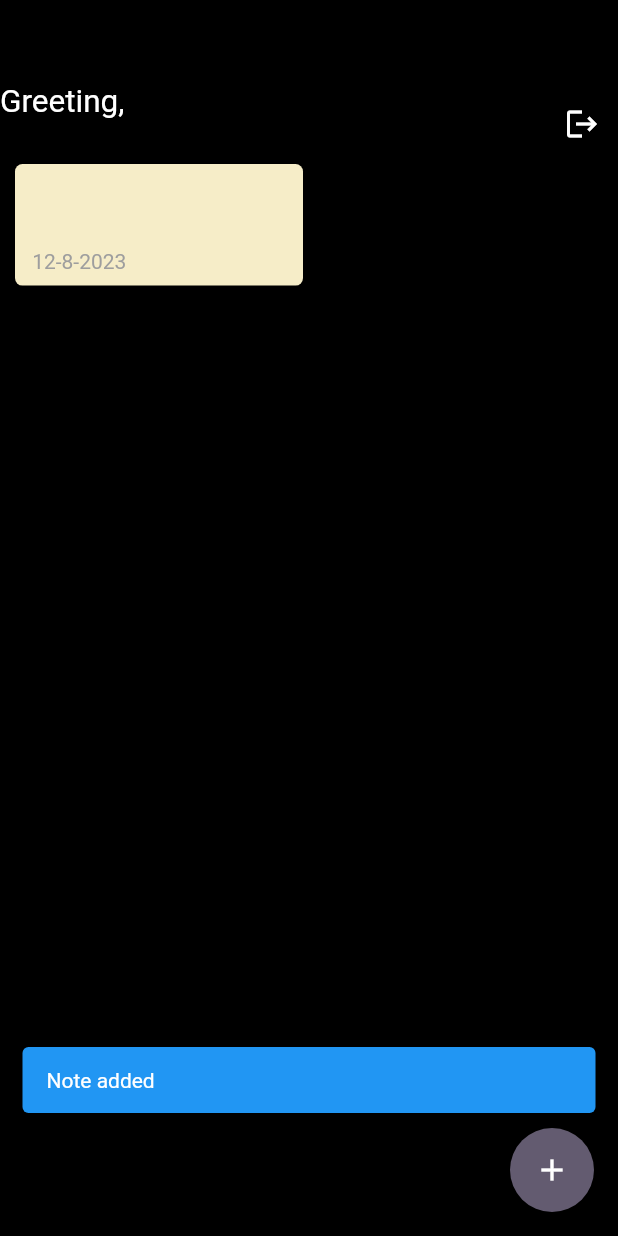
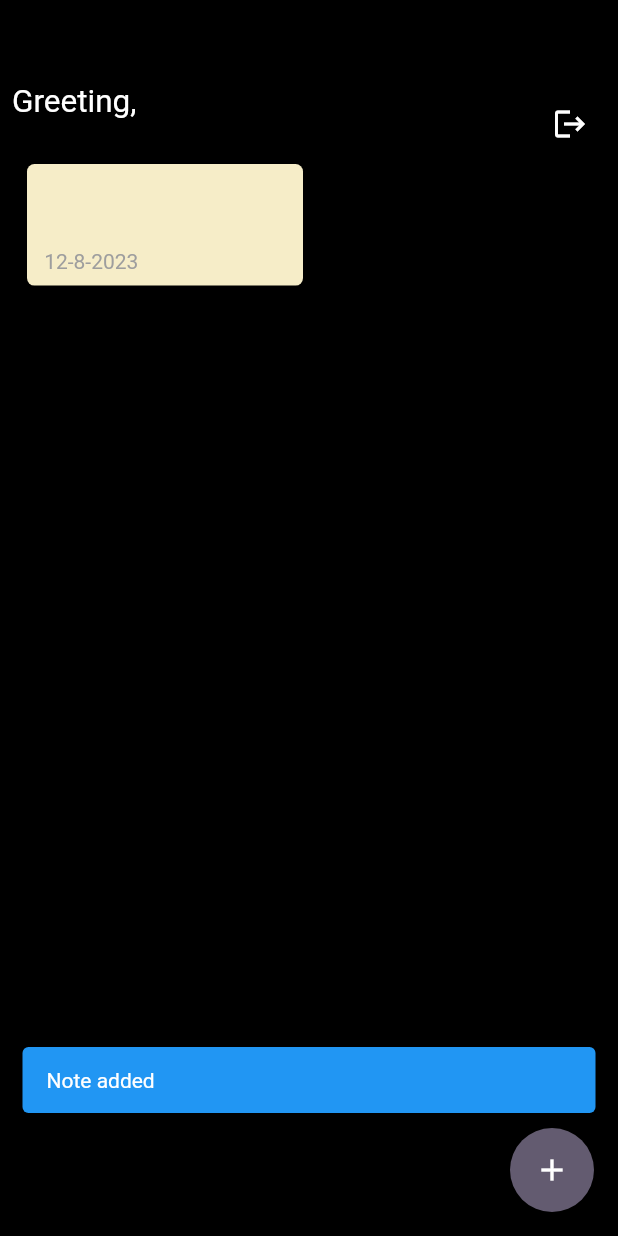
Before and after one commit to Abhishekbagdiya01/banao_notes, a Flutter app: the AddNoteScreen screen opened directly, after a tap on "Save", on a phone screen of 412 x 824 dp. Run offline on Flutter 3.47's test engine with Material 2 defaults, Android fonts, the phone set to English and light mode, and no system bars; our stand-ins replace bloc, cloud_firestore, firebase_auth, firebase_core, flutter_bloc; accounts and stored records are empty; network calls fail.

Commit message:
fix some bugs

```diff
--- a/lib/cubit/note_cubit/note_cubit.dart
+++ b/lib/cubit/note_cubit/note_cubit.dart
@@ -1,3 +1,5 @@
+import 'dart:developer';
+
 import 'package:bloc/bloc.dart';
 import 'package:cloud_firestore/cloud_firestore.dart';
 import 'package:meta/meta.dart';
@@ -30,12 +32,14 @@ class NoteCubit extends Cubit<NoteState> {
       emit(NotesLoadingStates());
 
       List<NoteModel> arrNotes = [];
-      QuerySnapshot querySnapshot = await NoteRepository().fetchNotes();
+
+      QuerySnapshot? querySnapshot = await NoteRepository().fetchNotes();
+
       querySnapshot.docs.forEach((doc) {
         arrNotes.add(NoteModel.fromSnap(doc));
+      });
 
-        emit(NotesLoadedStates(arrNotes));
-      });
+      emit(NotesLoadedStates(arrNotes));
     } catch (e) {
       emit(NoteErrorState(errorMsg: e.toString()));
     }
@@ -66,9 +70,8 @@ class NoteCubit extends Cubit<NoteState> {
         QuerySnapshot querySnapshot = await NoteRepository().fetchNotes();
         querySnapshot.docs.forEach((doc) {
           arrNotes.add(NoteModel.fromSnap(doc));
-
-          emit(NotesLoadedStates(arrNotes));
         });
+        emit(NotesLoadedStates(arrNotes));
       } else {
         emit(NoteErrorState(errorMsg: response));
       }
--- a/lib/presentation/screens/home_page.dart
+++ b/lib/presentation/screens/home_page.dart
@@ -32,6 +32,8 @@ class _HomeScreenState extends State<HomeScreen> {
     return Scaffold(
       backgroundColor: blackColor,
       body: Center(
+        child: Padding(
+          padding: const EdgeInsets.all(8.0),
           child: Column(
             mainAxisAlignment: MainAxisAlignment.center,
             children: [
@@ -40,26 +42,21 @@ class _HomeScreenState extends State<HomeScreen> {
                 children: [
                   Column(
                     mainAxisAlignment: MainAxisAlignment.center,
+                    crossAxisAlignment: CrossAxisAlignment.start,
                     children: [
-                    Align(
-                      alignment: Alignment.bottomLeft,
-                      child: Text(
+                      Text(
                         "Greeting,",
                         style: TextStyle(fontSize: 21, color: whiteColor),
-                      ),
                       ),
                       BlocBuilder<AuthCubit, AuthState>(
                         builder: (context, state) {
                           if (state is AuthUserLoadingState) {
                             return CircularProgressIndicator();
                           } else if (state is AuthUserLoadedState) {
-                          return Align(
-                            alignment: Alignment.bottomLeft,
-                            child: Text(
+                            return Text(
                               state.userModel.name.toString(),
                               style: TextStyle(
                                   fontSize: 25, color: Colors.amberAccent),
-                            ),
                             );
                           } else if (state is AuthErrorState) {
                             return Text(state.errorMsg);
@@ -103,7 +100,13 @@ class _HomeScreenState extends State<HomeScreen> {
                       return Center(child: CircularProgressIndicator());
                     } else if (state is NotesLoadedStates) {
                       arrNotes = state.arrNotes;
-                    return MasonryGridView.builder(
+                      return arrNotes.isEmpty
+                          ? Center(
+                              child: Text(
+                              "No notes are there press  + icon to add notes",
+                              style: TextStyle(color: whiteColor, fontSize: 20),
+                            ))
+                          : MasonryGridView.builder(
                               mainAxisSpacing: 8,
                               crossAxisSpacing: 8,
                               gridDelegate:
@@ -142,8 +145,9 @@ class _HomeScreenState extends State<HomeScreen> {
                                         MaterialButton(
                                           onPressed: () {
                                             BlocProvider.of<NoteCubit>(context)
-                                        .deleteNote(
-                                            arrNotes[index].id.toString());
+                                                .deleteNote(arrNotes[index]
+                                                    .id
+                                                    .toString());
                                             Navigator.pop(context);
                                           },
                                           child: Text("Yes"),
@@ -164,7 +168,8 @@ class _HomeScreenState extends State<HomeScreen> {
                                     child: Padding(
                                       padding: const EdgeInsets.all(8.0),
                                       child: Column(
-                                crossAxisAlignment: CrossAxisAlignment.start,
+                                        crossAxisAlignment:
+                                            CrossAxisAlignment.start,
                                         children: [
                                           Text(
                                             arrNotes[index].title.toString(),
@@ -176,14 +181,16 @@ class _HomeScreenState extends State<HomeScreen> {
                                             arrNotes[index].desc.toString(),
                                             style: TextStyle(
                                                 fontSize: 15,
-                                        color: blackColor.withOpacity(0.8)),
+                                                color: blackColor
+                                                    .withOpacity(0.8)),
                                           ),
                                           SizedBox(
                                             height: 10,
                                           ),
                                           Text(
                                             " ${DateTime.parse(arrNotes[index].dateTime!).day.toString()}-${DateTime.parse(arrNotes[index].dateTime!).month.toString()}-${DateTime.parse(arrNotes[index].dateTime!).year.toString()} ",
-                                    style: TextStyle(color: Colors.grey),
+                                            style:
+                                                TextStyle(color: Colors.grey),
                                           )
                                         ],
                                       ),
@@ -201,6 +208,7 @@ class _HomeScreenState extends State<HomeScreen> {
             ],
           ),
         ),
+      ),
       floatingActionButton: FloatingActionButton(
         onPressed: () {
           Navigator.push(
```
Lines whose indentation alone changed are shown as unchanged.
